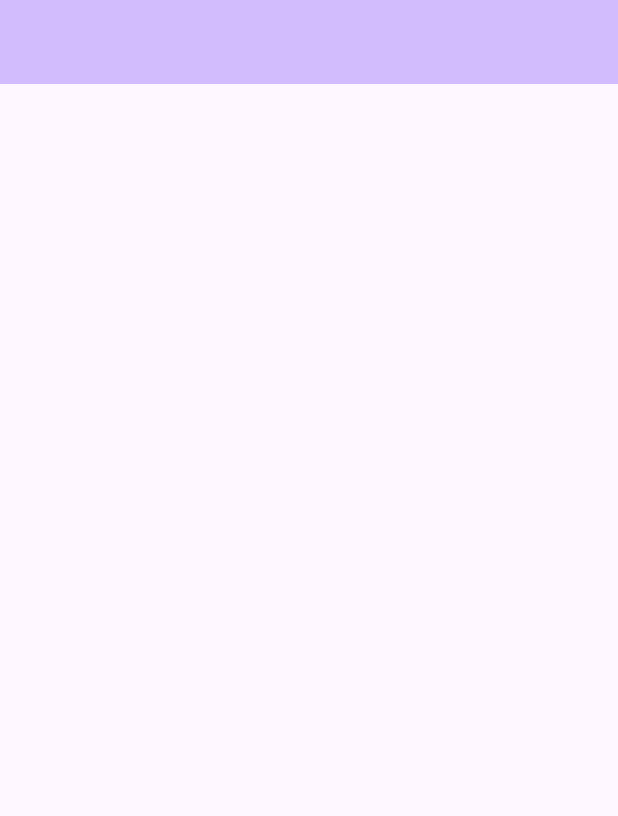
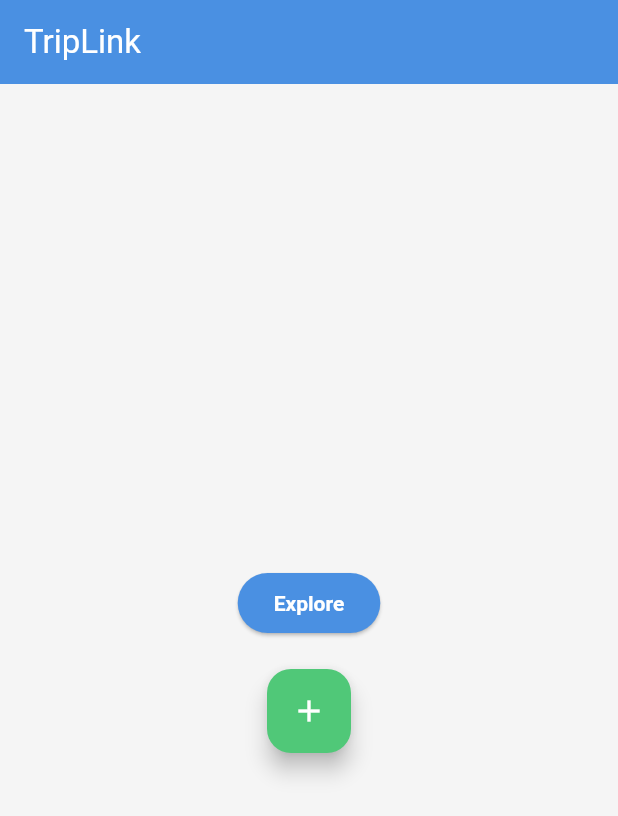
Before and after one commit to aman0-007/triplink, a Flutter app: the screen it shows after launch, on a phone screen of 412 x 824 dp. Shown: the top 816 px of the screen. Run offline on Flutter 3.47's test engine with Material 3 defaults, Android fonts, the phone set to English and light mode, and no system bars.

Commit message:
version error solve 33.0.3

```diff
--- a/lib/main.dart
+++ b/lib/main.dart
@@ -1,4 +1,5 @@
 import 'package:flutter/material.dart';
+import 'package:triplink/themes.dart';
 
 void main() {
   runApp(const MyApp());
@@ -10,11 +11,11 @@ class MyApp extends StatelessWidget {
   @override
   Widget build(BuildContext context) {
     return MaterialApp(
-      title: 'Flutter Demo',
-      theme: ThemeData(
-        colorScheme: ColorScheme.fromSeed(seedColor: Colors.deepPurple),
-        useMaterial3: true,
-      ),
+      debugShowCheckedModeBanner: false,
+      title: 'TripLink',
+      theme: TripLinkTheme.lightTheme,
+      darkTheme: TripLinkTheme.darkTheme,
+      themeMode: ThemeMode.system,
       home: const MyHomePage(),
     );
   }
@@ -31,10 +32,24 @@ class _MyHomePageState extends State<MyHomePage> {
   Widget build(BuildContext context) {
     return Scaffold(
       appBar: AppBar(
-        backgroundColor: Theme.of(context).colorScheme.inversePrimary,
-        title: Text(""),
+        title: const Text("TripLink"),
       ),
-    body: Scaffold()
+      body: Center(
+        child: Column(
+          mainAxisAlignment: MainAxisAlignment.center,
+          children: [
+            ElevatedButton(
+              onPressed: () {},
+              child: const Text("Explore"),
+            ),
+            const SizedBox(height: 20),
+            FloatingActionButton(
+              onPressed: () {},
+              child: const Icon(Icons.add),
+            ),
+          ],
+        ),
+      ),
     );
   }
 }
--- a/lib/themes.dart
+++ b/lib/themes.dart
@@ -1,26 +1,117 @@
 import 'package:flutter/material.dart';
 
 class TripLinkTheme {
-  static final ColorScheme lightColorScheme = ColorScheme(
+  static const ColorScheme lightColorScheme = ColorScheme(
     brightness: Brightness.light,
-      primary: Color(0xFF4A90E2), // Sky BLue
+    primary: Color(0xFF4A90E2), // Sky Blue
     onPrimary: Colors.white,
     secondary: Color(0xFF50C878), // Emerald Green
     onSecondary: Colors.white,
     error: Color(0xFFD32F2F), // Red for errors
     onError: Colors.white,
-      surface: Colors.white, // Default card/surface
-      onSurface: Color(0xFF333333) // Dark Charcoal
+    surface: Color(0xFFF5F5F5), // Light background and surface
+    onSurface: Color(0xFF333333), // Dark Charcoal
   );
 
-  static final ColorScheme darkColorScheme = ColorScheme(
+  static const ColorScheme darkColorScheme = ColorScheme(
     brightness: Brightness.dark,
-      primary: Color(0xFF4A90E2), // Sky BLue
+    primary: Color(0xFF4A90E2), // Sky Blue
     onPrimary: Colors.white,
     secondary: Color(0xFF50C878), // Emerald Green
     onSecondary: Colors.white,
     error: Color(0xFFD32F2F), // Red for errors
     onError: Colors.white,
-      surface: Color(0xFF1E1E1E), // Darker Surface for Cards
-      onSurface: Color(0xFFF5F5F5) // Light Grey
-  );}
+    surface: Color(0xFF121212), // Dark background and surface
+    onSurface: Color(0xFFF5F5F5), // Light Grey
+  );
+
+  static ThemeData lightTheme = ThemeData(
+    colorScheme: lightColorScheme,
+    useMaterial3: true,
+    textTheme: _textTheme(Brightness.light),
+    appBarTheme: AppBarTheme(
+      backgroundColor: lightColorScheme.primary,
+      foregroundColor: lightColorScheme.onPrimary,
+      elevation: 0,
+    ),
+    elevatedButtonTheme: ElevatedButtonThemeData(
+      style: ElevatedButton.styleFrom(
+        backgroundColor: lightColorScheme.primary,
+        foregroundColor: lightColorScheme.onPrimary,
+        textStyle: const TextStyle(fontWeight: FontWeight.bold),
+      ),
+    ),
+    floatingActionButtonTheme: FloatingActionButtonThemeData(
+      backgroundColor: lightColorScheme.secondary,
+      foregroundColor: lightColorScheme.onSecondary,
+    ),
+    inputDecorationTheme: InputDecorationTheme(
+      border: OutlineInputBorder(
+        borderRadius: BorderRadius.circular(8),
+        borderSide: BorderSide(color: lightColorScheme.primary),
+      ),
+      focusedBorder: OutlineInputBorder(
+        borderRadius: BorderRadius.circular(8),
+        borderSide: BorderSide(color: lightColorScheme.primary, width: 2),
+      ),
+    ),
+  );
+
+  static ThemeData darkTheme = ThemeData(
+    colorScheme: darkColorScheme,
+    useMaterial3: true,
+    textTheme: _textTheme(Brightness.dark),
+    appBarTheme: AppBarTheme(
+      backgroundColor: darkColorScheme.primary,
+      foregroundColor: darkColorScheme.onPrimary,
+      elevation: 0,
+    ),
+    elevatedButtonTheme: ElevatedButtonThemeData(
+      style: ElevatedButton.styleFrom(
+        backgroundColor: darkColorScheme.primary,
+        foregroundColor: darkColorScheme.onPrimary,
+        textStyle: const TextStyle(fontWeight: FontWeight.bold),
+      ),
+    ),
+    floatingActionButtonTheme: FloatingActionButtonThemeData(
+      backgroundColor: darkColorScheme.secondary,
+      foregroundColor: darkColorScheme.onSecondary,
+    ),
+    inputDecorationTheme: InputDecorationTheme(
+      border: OutlineInputBorder(
+        borderRadius: BorderRadius.circular(8),
+        borderSide: BorderSide(color: darkColorScheme.primary),
+      ),
+      focusedBorder: OutlineInputBorder(
+        borderRadius: BorderRadius.circular(8),
+        borderSide: BorderSide(color: darkColorScheme.primary, width: 2),
+      ),
+    ),
+  );
+
+  static TextTheme _textTheme(Brightness brightness) {
+    final isLight = brightness == Brightness.light;
+    return TextTheme(
+      displayLarge: TextStyle(
+        fontSize: 32,
+        fontWeight: FontWeight.bold,
+        color: isLight ? const Color(0xFF333333) : const Color(0xFFF5F5F5),
+      ),
+      displayMedium: TextStyle(
+        fontSize: 24,
+        fontWeight: FontWeight.w600,
+        color: isLight ? const Color(0xFF333333) : const Color(0xFFF5F5F5),
+      ),
+      bodyLarge: TextStyle(
+        fontSize: 16,
+        fontWeight: FontWeight.normal,
+        color: isLight ? const Color(0xFF333333) : const Color(0xFFF5F5F5),
+      ),
+      bodyMedium: TextStyle(
+        fontSize: 14,
+        fontWeight: FontWeight.normal,
+        color: isLight ? const Color(0xFF333333) : const Color(0xFFF5F5F5),
+      ),
+    );
+  }
+}
```
Lines whose indentation alone changed are shown as unchanged.
